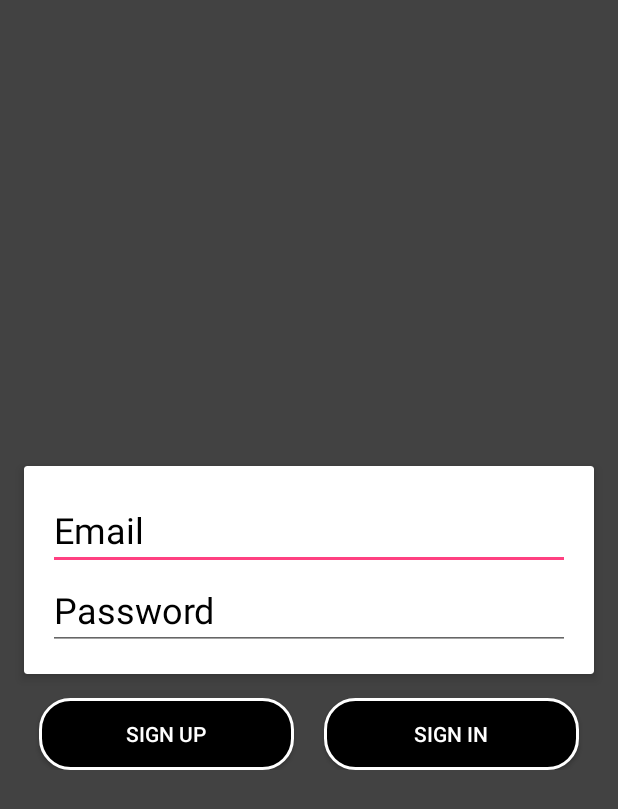
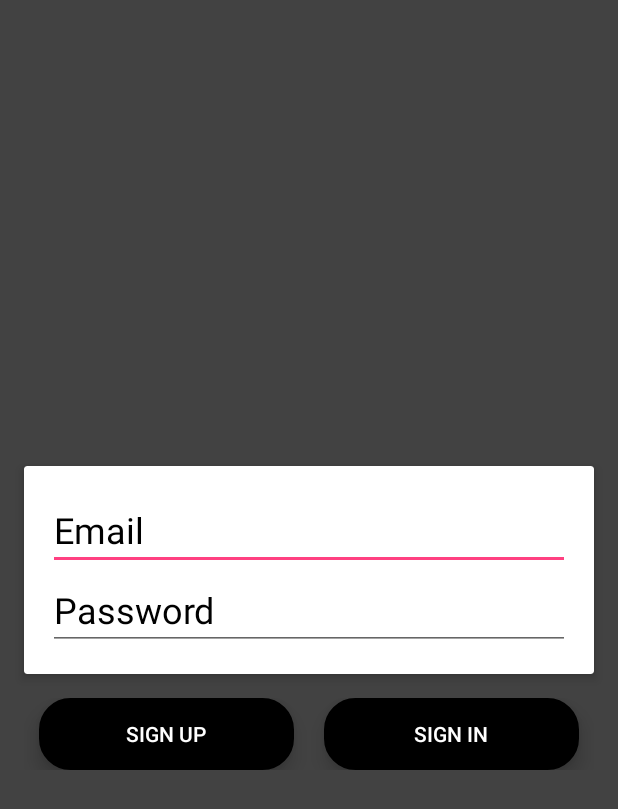
Before and after one commit to khire12/AndroidQuiz, an Android app: the screen it shows after launch (MainActivity), on a phone screen of 412 x 824 dp. Shown: the top 809 px of the screen. Run offline under Robolectric (Android 15) with nearby library versions, the phone set to English and light mode, and no system bars; our stand-ins replace Firebase (no records; nobody signed in at launch, a user with empty details on screens opened directly); libraries missing offline, so code that uses them is left out: com.rengwuxian.materialedittext; plain views replace MaterialEditText; 2 statements that could not run were skipped.

Commit message:
updated version

```diff
--- a/app/src/main/res/drawable/rounded_corner_black.xml
+++ b/app/src/main/res/drawable/rounded_corner_black.xml
@@ -5,7 +5,7 @@
             <corners android:radius="20dp" />
             <stroke
                 android:width="2dp"
-                android:color="#ffffff"
+                android:color="#000000"
                 />
         </shape>
     </item>
--- a/app/src/main/res/layout/activity_main.xml
+++ b/app/src/main/res/layout/activity_main.xml
@@ -12,9 +12,9 @@
 
         <RelativeLayout
 
+
             android:layout_width="match_parent"
             android:layout_height="wrap_content"
-
             android:layout_margin="8dp"
             app:layout_constraintBottom_toBottomOf="parent"
             app:layout_constraintLeft_toLeftOf="parent"
@@ -48,6 +48,7 @@
                     app:met_floatingLabel="highlight"
                     app:met_primaryColor="@color/colorPrimary"
                     app:met_singleLineEllipsis="true"
+
                     />
 
                 <com.rengwuxian.materialedittext.MaterialEditText
@@ -86,7 +87,10 @@
                     android:layout_weight="1"
                     android:layout_marginHorizontal="10dp"
                     android:background="@drawable/rounded_corner_black"
-                    android:layout_height="wrap_content" />
+                    android:layout_height="wrap_content"
+                    android:elevation="4dp"
+                    android:translationZ="4dp"
+                    android:stateListAnimator="@null"/>
 
                 <Button
                     android:id="@+id/btn_sign_in"
@@ -96,7 +100,10 @@
                     android:layout_weight="1"
                     android:layout_marginHorizontal="10dp"
                     android:background="@drawable/rounded_corner_black"
-                    android:layout_height="wrap_content" />
+                    android:layout_height="wrap_content"
+                    android:elevation="4dp"
+                    android:translationZ="4dp"
+                    android:stateListAnimator="@null"/>
             </LinearLayout>
 
         </RelativeLayout>
```
